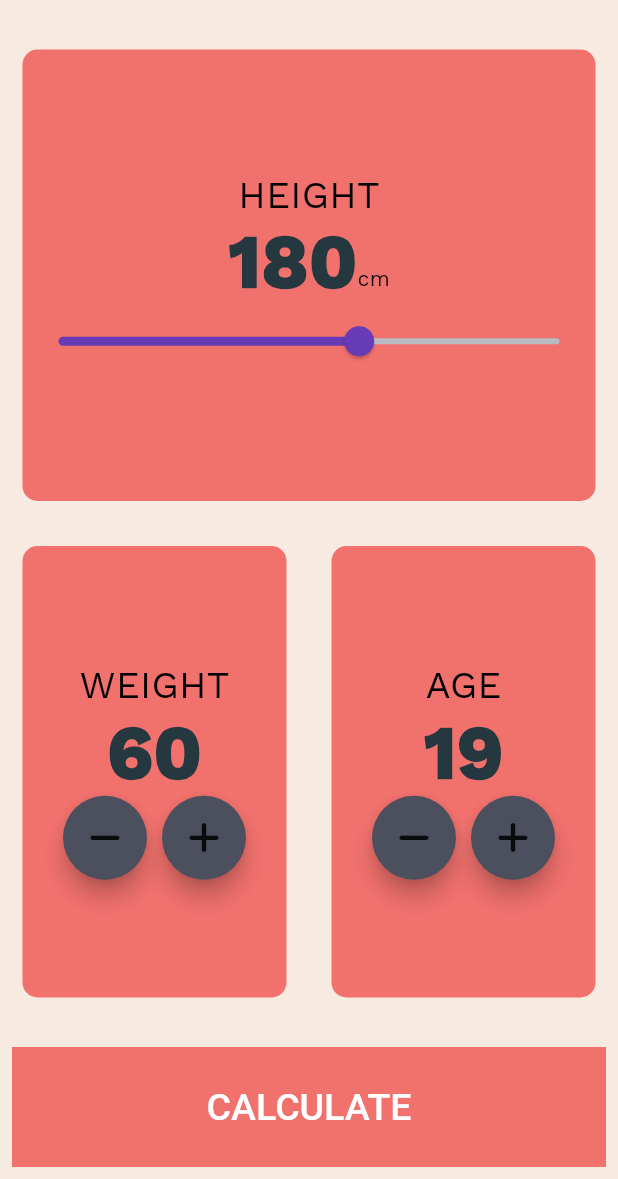
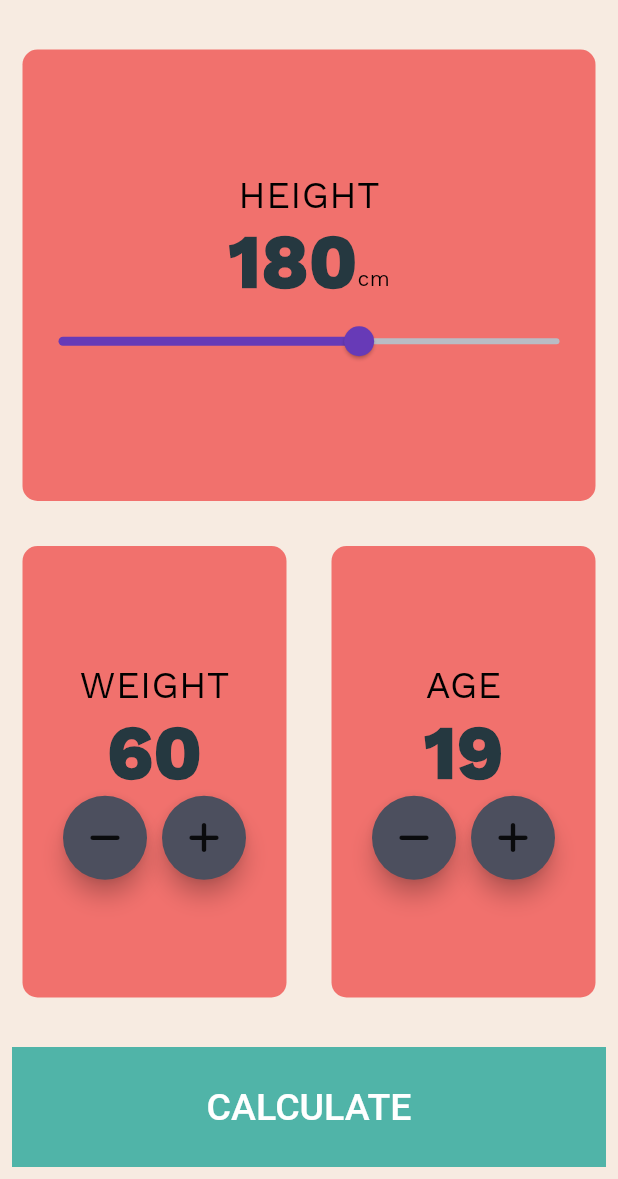
Before and after one commit to Chaitanyaputhran/Bloombright, a Flutter app: the InputPage screen opened directly, on a phone screen of 412 x 824 dp, the part 57-1236 px from its top. Run offline on Flutter 3.47's test engine with Material 2 defaults, Android fonts, the light colour scheme and no system bars; our stand-ins replace cloud_firestore, datetime_picker_formfield_new, firebase_auth, firebase_core, flutter_rating_bar, flutter_screenutil and 3 more; accounts and stored records are empty.

Commit message:
Update bottom_button.dart

```diff
--- a/lib/bmicalculator/bottom_button.dart
+++ b/lib/bmicalculator/bottom_button.dart
@@ -18,7 +18,7 @@ class BottomButton extends StatelessWidget {
               fontSize: 25.0,
             ),),
         ),
-        color: Colors.red[400]!.withOpacity(0.8),
+        color: Colors.teal[400]!.withOpacity(0.8),
         margin: EdgeInsets.only(top:10.0),
         width:double.infinity,
         height:kbottomContainerHeight,
```
